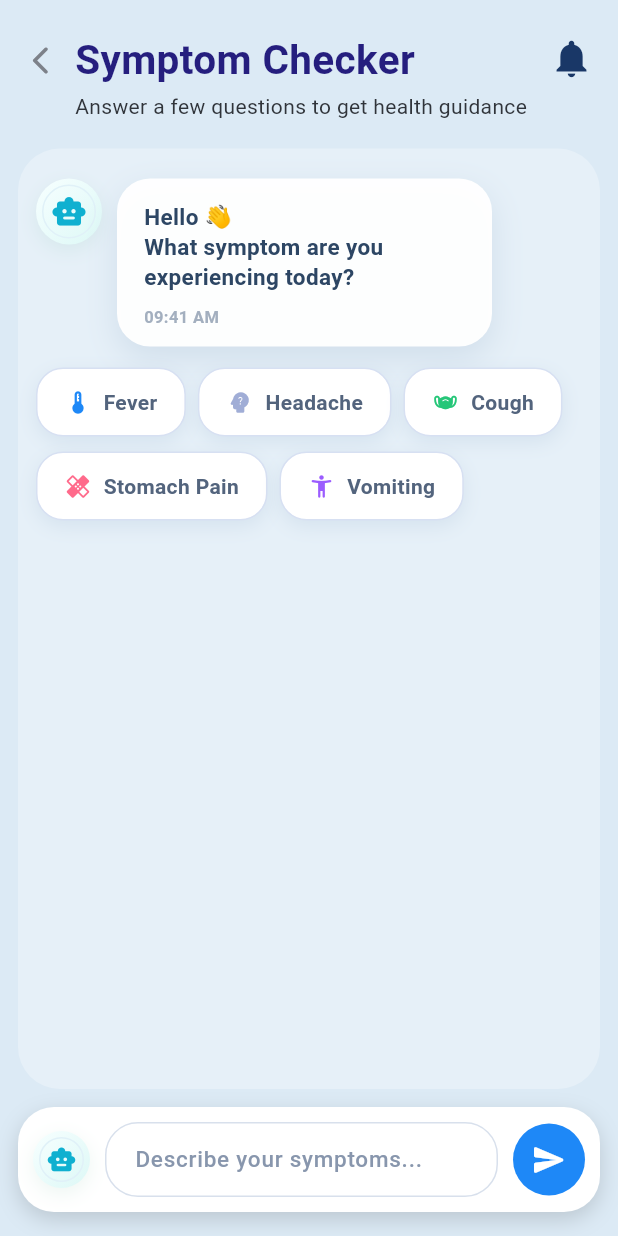
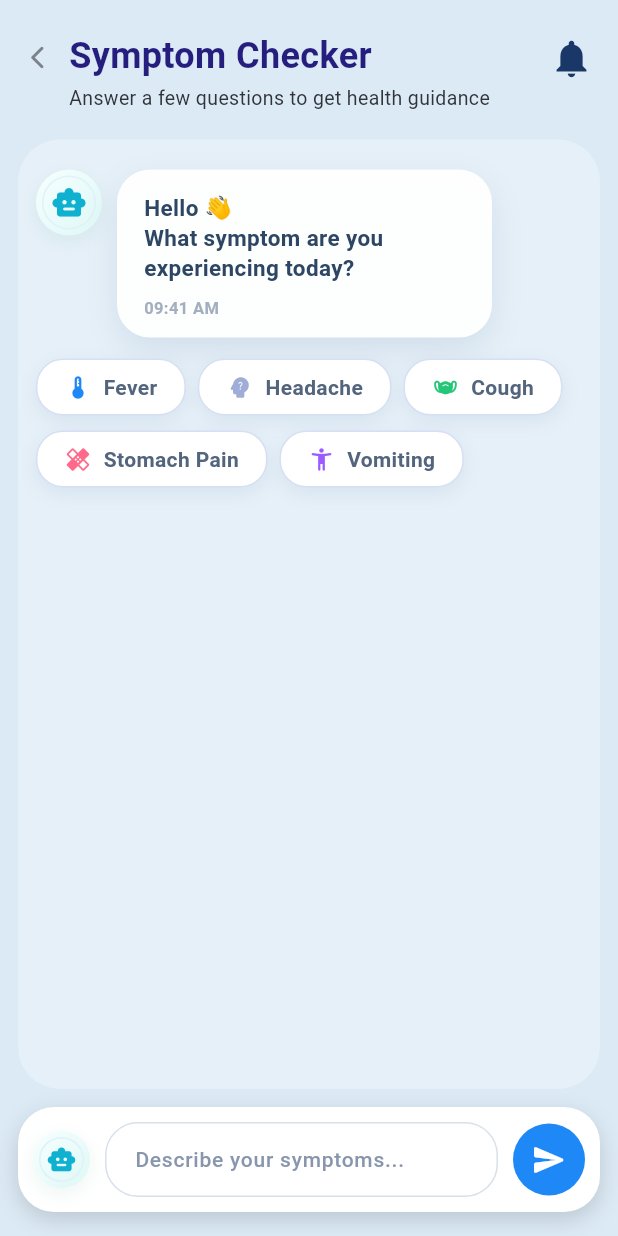
Before and after one commit to aarati123bisankhe/swastha_sathi_frontend, a Flutter app: the SymptomCheckerScreen screen opened directly, on a phone screen of 412 x 824 dp. Run offline on Flutter 3.47's test engine with Material 3 defaults, Android fonts, the phone set to English and light mode, and no system bars; our stand-ins replace dio, equatable, flutter_riverpod, flutter_secure_storage, image_picker, pretty_dio_logger and 1 more; missing offline and left inert: dio_smart_retry; accounts and stored records are empty.

Commit message:
done symptom checker screen

```diff
--- a/lib/app/features/support/presentation/pages/symptom_checker_screen.dart
+++ b/lib/app/features/support/presentation/pages/symptom_checker_screen.dart
@@ -329,7 +329,7 @@ class _Header extends StatelessWidget {
             child: Icon(
               Icons.arrow_back_ios_new_rounded,
               color: Color(0xFF7D8189),
-              size: 22,
+              size: 18,
             ),
           ),
         ),
@@ -340,7 +340,7 @@ class _Header extends StatelessWidget {
               Text(
                 'Symptom Checker',
                 style: TextStyle(
-                  fontSize: 27,
+                  fontSize: 24,
                   fontWeight: FontWeight.w700,
                   color: Color(0xFF251E7E),
                 ),
@@ -349,7 +349,7 @@ class _Header extends StatelessWidget {
               Text(
                 'Answer a few questions to get health guidance',
                 style: TextStyle(
-                  fontSize: 14,
+                  fontSize: 13,
                   color: Color(0xFF30343A),
                   fontWeight: FontWeight.w400,
                 ),
@@ -527,7 +527,7 @@ class _OptionPill extends StatelessWidget {
       onTap: onTap,
       child: Container(
         constraints: BoxConstraints(minWidth: minWidth ?? 0),
-        padding: const EdgeInsets.symmetric(horizontal: 18, vertical: 12),
+        padding: const EdgeInsets.symmetric(horizontal: 18, vertical: 8),
         decoration: BoxDecoration(
           color: selected ? const Color(0xFF1E88F7) : Colors.white,
           borderRadius: BorderRadius.circular(18),
@@ -774,7 +774,7 @@ class _InputBar extends StatelessWidget {
               decoration: InputDecoration(
                 hintText: 'Describe your symptoms...',
                 hintStyle: TextStyle(
-                  fontSize: 15,
+                  fontSize: 14,
                   color: const Color(0xFF7B8BA4).withValues(alpha: 0.9),
                   fontWeight: FontWeight.w500,
                 ),
```
